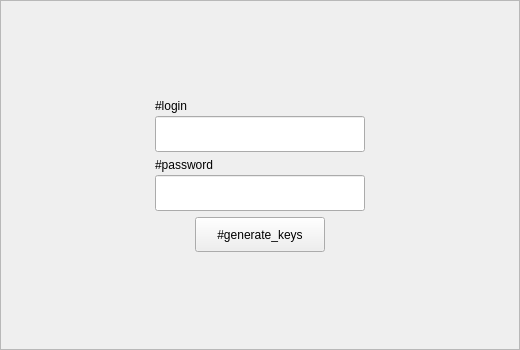
First picture: the form in 3.0/src/plugins/NativeWidgets/ServiceMenu/src/GUI/UI/KeysWindow.ui, repository AlexObukhoff/TerminalClient, before the edit.
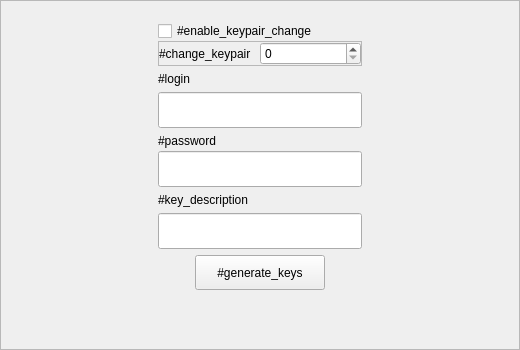
Second picture: the form after the edit.

What changed in the file:
```diff
--- a/3.0/src/plugins/NativeWidgets/ServiceMenu/src/GUI/UI/KeysWindow.ui
+++ b/3.0/src/plugins/NativeWidgets/ServiceMenu/src/GUI/UI/KeysWindow.ui
@@ -19,11 +19,8 @@
   <property name="lineWidth">
    <number>0</number>
   </property>
-  <layout class="QHBoxLayout" name="horizontalLayout_2">
-   <property name="margin">
-    <number>0</number>
-   </property>
-   <item>
+  <layout class="QGridLayout" name="gridLayout_3">
+   <item row="0" column="0">
     <spacer name="horizontalSpacer_3">
      <property name="orientation">
       <enum>Qt::Horizontal</enum>
@@ -36,31 +33,70 @@
      </property>
     </spacer>
    </item>
-   <item>
+   <item row="0" column="1">
     <widget class="QStackedWidget" name="swPages">
      <property name="currentIndex">
       <number>0</number>
      </property>
      <widget class="QWidget" name="wGeneratePage">
-      <layout class="QVBoxLayout" name="verticalLayout_4">
-       <item>
-        <spacer name="verticalSpacer">
-         <property name="orientation">
-          <enum>Qt::Vertical</enum>
+      <layout class="QGridLayout" name="gridLayout_4">
+       <item row="0" column="0">
+        <layout class="QVBoxLayout" name="verticalLayout">
+         <property name="spacing">
+          <number>0</number>
          </property>
-         <property name="sizeHint" stdset="0">
-          <size>
-           <width>20</width>
-           <height>40</height>
-          </size>
-         </property>
-        </spacer>
+         <item>
+          <widget class="QCheckBox" name="cbKeypairChange">
+           <property name="enabled">
+            <bool>true</bool>
+           </property>
+           <property name="text">
+            <string>#enable_keypair_change</string>
+           </property>
+          </widget>
+         </item>
+         <item>
+          <widget class="QFrame" name="frameKeyPair">
+           <property name="enabled">
+            <bool>true</bool>
+           </property>
+           <property name="frameShape">
+            <enum>QFrame::StyledPanel</enum>
+           </property>
+           <property name="frameShadow">
+            <enum>QFrame::Raised</enum>
+           </property>
+           <layout class="QGridLayout" name="gridLayout_2">
+            <property name="margin">
+             <number>0</number>
+            </property>
+            <property name="spacing">
+             <number>0</number>
+            </property>
+            <item row="0" column="0">
+             <layout class="QHBoxLayout" name="horizontalLayout_2">
+              <item>
+               <widget class="QLabel" name="lbKeyPairNumber">
+                <property name="enabled">
+                 <bool>true</bool>
+                </property>
+                <property name="text">
+                 <string>#change_keypair</string>
+                </property>
+               </widget>
+              </item>
+              <item>
+               <widget class="QSpinBox" name="sbKeypairNumber"/>
+              </item>
+             </layout>
+            </item>
+           </layout>
+          </widget>
+         </item>
+        </layout>
        </item>
-       <item>
+       <item row="1" column="0">
         <layout class="QVBoxLayout" name="verticalLayout_2">
-         <property name="spacing">
-          <number>3</number>
-         </property>
          <item>
           <widget class="QLabel" name="label_2">
            <property name="sizePolicy">
@@ -89,7 +125,7 @@
          </item>
         </layout>
        </item>
-       <item>
+       <item row="2" column="0">
         <layout class="QVBoxLayout" name="verticalLayout_3">
          <property name="spacing">
           <number>3</number>
@@ -119,7 +155,28 @@
          </item>
         </layout>
        </item>
-       <item>
+       <item row="3" column="0">
+        <layout class="QVBoxLayout" name="verticalLayout_4">
+         <item>
+          <widget class="QLabel" name="label">
+           <property name="text">
+            <string>#key_description</string>
+           </property>
+          </widget>
+         </item>
+         <item>
+          <widget class="QLineEdit" name="description">
+           <property name="minimumSize">
+            <size>
+             <width>0</width>
+             <height>36</height>
+            </size>
+           </property>
+          </widget>
+         </item>
+        </layout>
+       </item>
+       <item row="4" column="0">
         <layout class="QHBoxLayout" name="horizontalLayout">
          <item>
           <spacer name="horizontalSpacer_2">
@@ -162,7 +219,7 @@
          </item>
         </layout>
        </item>
-       <item>
+       <item row="5" column="0">
         <spacer name="verticalSpacer_2">
          <property name="orientation">
           <enum>Qt::Vertical</enum>
@@ -335,7 +392,7 @@
      </widget>
     </widget>
    </item>
-   <item>
+   <item row="0" column="2">
     <spacer name="horizontalSpacer_4">
      <property name="orientation">
       <enum>Qt::Horizontal</enum>
```
